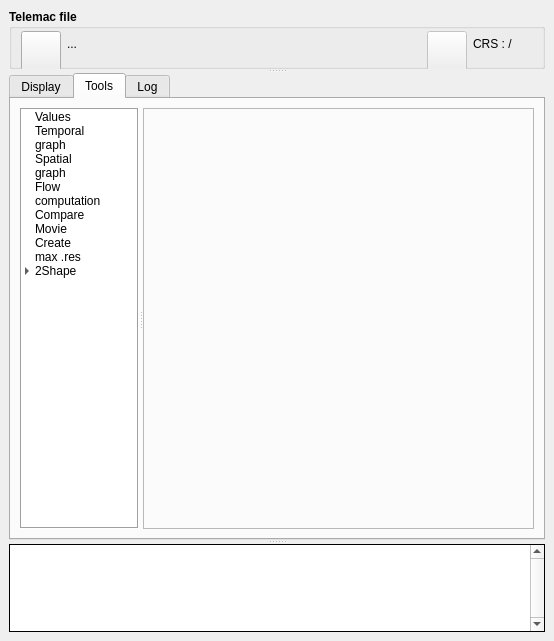
Qt form ui/properties.ui (Artelia/PostTelemac) before a commit.
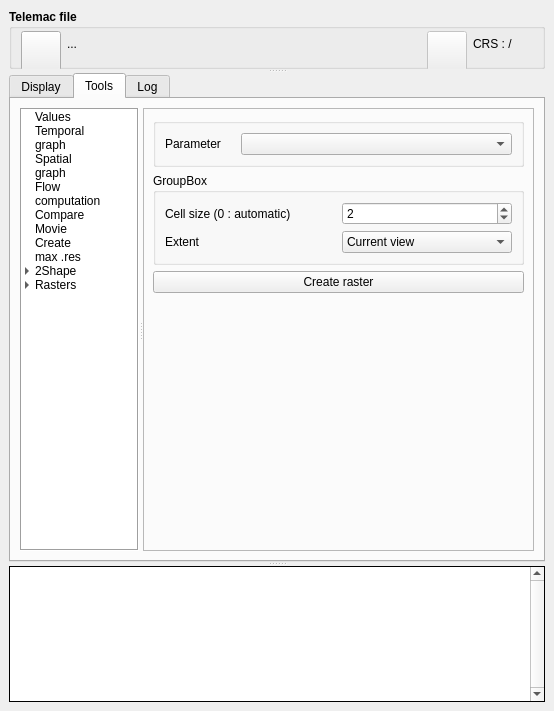
The same form after that commit. The open tabs and pages were chosen to show the change. Icons and pictures are not drawn.

Commit message: automatic recognition of water depth + bug fix

Patch:
```diff
--- a/ui/properties.ui
+++ b/ui/properties.ui
@@ -7,7 +7,7 @@
     <x>0</x>
     <y>0</y>
     <width>554</width>
-    <height>641</height>
+    <height>711</height>
    </rect>
   </property>
   <property name="sizePolicy">
@@ -1491,6 +1491,16 @@
               </property>
              </item>
             </item>
+            <item>
+             <property name="text">
+              <string>Rasters</string>
+             </property>
+             <item>
+              <property name="text">
+               <string>Raster creation</string>
+              </property>
+             </item>
+            </item>
            </widget>
            <widget class="QStackedWidget" name="stackedWidget">
             <property name="sizePolicy">
@@ -2751,6 +2761,124 @@
               </item>
              </layout>
             </widget>
+            <widget class="QWidget" name="page_10">
+             <layout class="QVBoxLayout" name="verticalLayout_7">
+              <item>
+               <widget class="QGroupBox" name="groupBox_24">
+                <property name="sizePolicy">
+                 <sizepolicy hsizetype="Preferred" vsizetype="Fixed">
+                  <horstretch>0</horstretch>
+                  <verstretch>0</verstretch>
+                 </sizepolicy>
+                </property>
+                <property name="maximumSize">
+                 <size>
+                  <width>16777215</width>
+                  <height>90</height>
+                 </size>
+                </property>
+                <property name="title">
+                 <string/>
+                </property>
+                <layout class="QGridLayout" name="gridLayout_26">
+                 <property name="horizontalSpacing">
+                  <number>20</number>
+                 </property>
+                 <item row="0" column="1">
+                  <widget class="QComboBox" name="comboBox_parametreschooser_2">
+                   <property name="sizePolicy">
+                    <sizepolicy hsizetype="Preferred" vsizetype="Fixed">
+                     <horstretch>0</horstretch>
+                     <verstretch>0</verstretch>
+                    </sizepolicy>
+                   </property>
+                  </widget>
+                 </item>
+                 <item row="0" column="0">
+                  <widget class="QLabel" name="label_36">
+                   <property name="sizePolicy">
+                    <sizepolicy hsizetype="Fixed" vsizetype="Minimum">
+                     <horstretch>0</horstretch>
+                     <verstretch>0</verstretch>
+                    </sizepolicy>
+                   </property>
+                   <property name="text">
+                    <string>Parameter</string>
+                   </property>
+                  </widget>
+                 </item>
+                </layout>
+               </widget>
+              </item>
+              <item>
+               <widget class="QGroupBox" name="groupBox_7">
+                <property name="title">
+                 <string>GroupBox</string>
+                </property>
+                <layout class="QGridLayout" name="gridLayout_6">
+                 <item row="0" column="0">
+                  <widget class="QLabel" name="label_37">
+                   <property name="text">
+                    <string>Cell size (0 : automatic)</string>
+                   </property>
+                  </widget>
+                 </item>
+                 <item row="0" column="1">
+                  <widget class="QSpinBox" name="spinBox_rastercellsize">
+                   <property name="maximum">
+                    <number>999999</number>
+                   </property>
+                   <property name="value">
+                    <number>2</number>
+                   </property>
+                  </widget>
+                 </item>
+                 <item row="1" column="0">
+                  <widget class="QLabel" name="label_38">
+                   <property name="text">
+                    <string>Extent</string>
+                   </property>
+                  </widget>
+                 </item>
+                 <item row="1" column="1">
+                  <widget class="QComboBox" name="comboBox_rasterextent">
+                   <item>
+                    <property name="text">
+                     <string>Current view</string>
+                    </property>
+                   </item>
+                   <item>
+                    <property name="text">
+                     <string>Full Extent</string>
+                    </property>
+                   </item>
+                  </widget>
+                 </item>
+                </layout>
+               </widget>
+              </item>
+              <item>
+               <widget class="QPushButton" name="pushButton_createraster">
+                <property name="text">
+                 <string>Create raster</string>
+                </property>
+               </widget>
+              </item>
+              <item>
+               <spacer name="verticalSpacer_2">
+                <property name="orientation">
+                 <enum>Qt::Vertical</enum>
+                </property>
+                <property name="sizeHint" stdset="0">
+                 <size>
+                  <width>20</width>
+                  <height>40</height>
+                 </size>
+                </property>
+               </spacer>
+              </item>
+             </layout>
+            </widget>
            </widget>
           </widget>
          </item>
```
Left out of the diff: 5 changed lines with no effect on the pictures. The commit also changes 8 other files.
